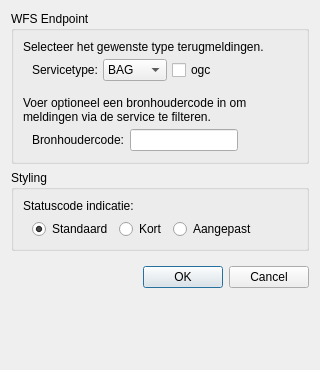
First picture: the form in plugin/controller/subcontrollers/dialogs/services.ui, repository 32BT/QGIS-32BT-verbeterdekaart, before the edit.
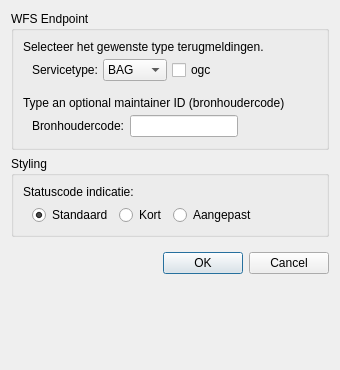
Second picture: the form after the edit.

The edit to the form file:
```diff
--- a/plugin/controller/subcontrollers/dialogs/services.ui
+++ b/plugin/controller/subcontrollers/dialogs/services.ui
@@ -6,7 +6,7 @@
    <rect>
     <x>0</x>
     <y>0</y>
-    <width>320</width>
+    <width>340</width>
     <height>370</height>
    </rect>
   </property>
@@ -114,7 +114,7 @@
         <item>
          <widget class="QLabel" name="filterInfo">
           <property name="text">
-           <string>Voer optioneel een bronhoudercode in om meldingen via de service te filteren.</string>
+           <string>Type an optional maintainer ID (bronhoudercode)</string>
           </property>
           <property name="wordWrap">
            <bool>true</bool>
```
